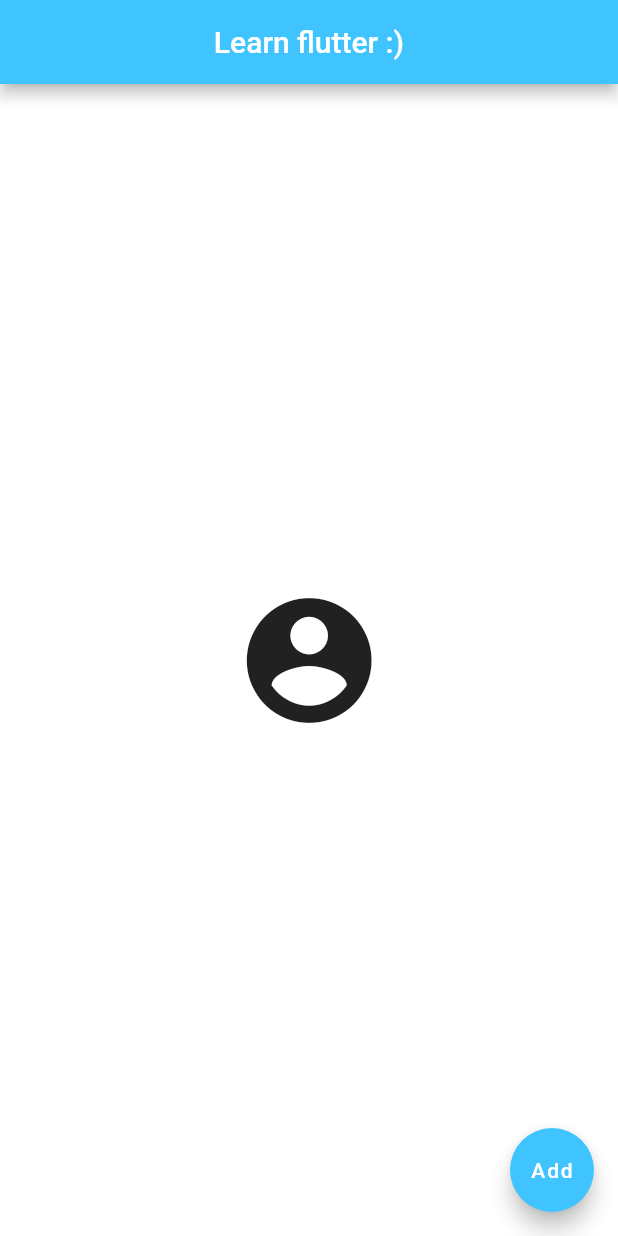
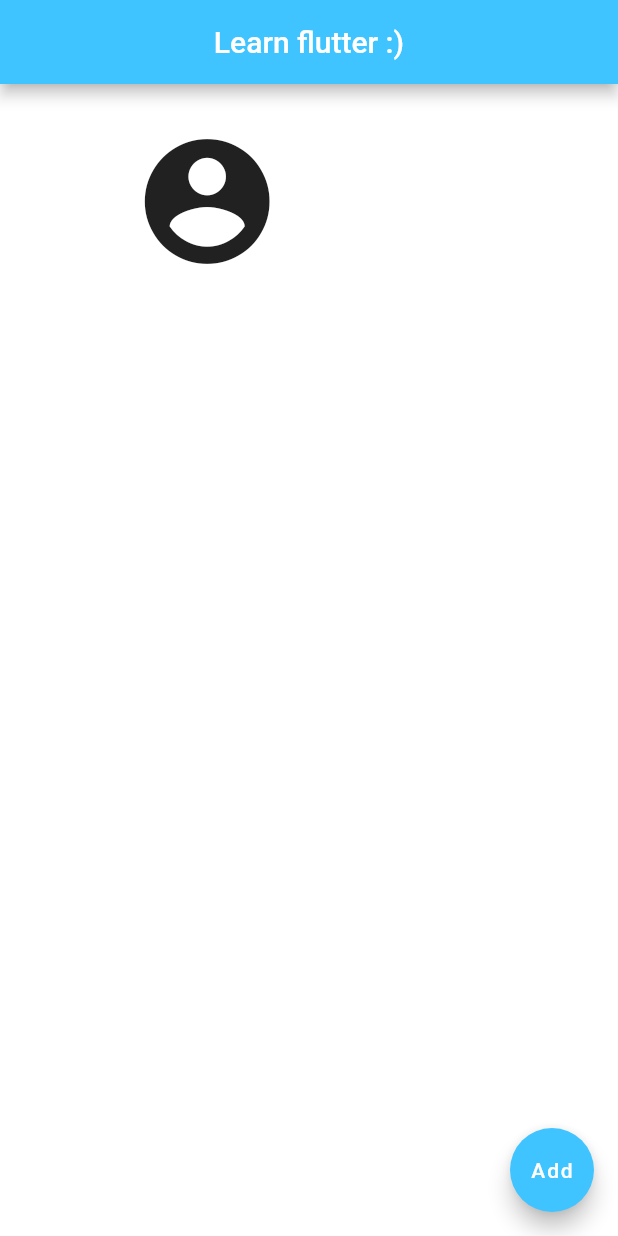
Before and after one commit to Flop88/LearnFlutter, a Flutter app: the screen it shows after launch, on a phone screen of 412 x 824 dp. Run offline on Flutter 3.47's test engine with Material 2 defaults, Android fonts, the phone set to English and light mode, and no system bars.

Commit message:
Learn Padding and EdgeInsets widgets

```diff
--- a/lib/main.dart
+++ b/lib/main.dart
@@ -14,7 +14,11 @@ class FlutterTutorialApp extends StatelessWidget {
             centerTitle: true,
             backgroundColor: Colors.lightBlueAccent,
           ),
-          body: Center(
+          body: Padding(
+            padding: EdgeInsets.symmetric(
+              horizontal: 80,
+              vertical: 20,
+            ),
             child: IconButton(
               icon: Icon(
                 CustomIcons.account_circle,
```
